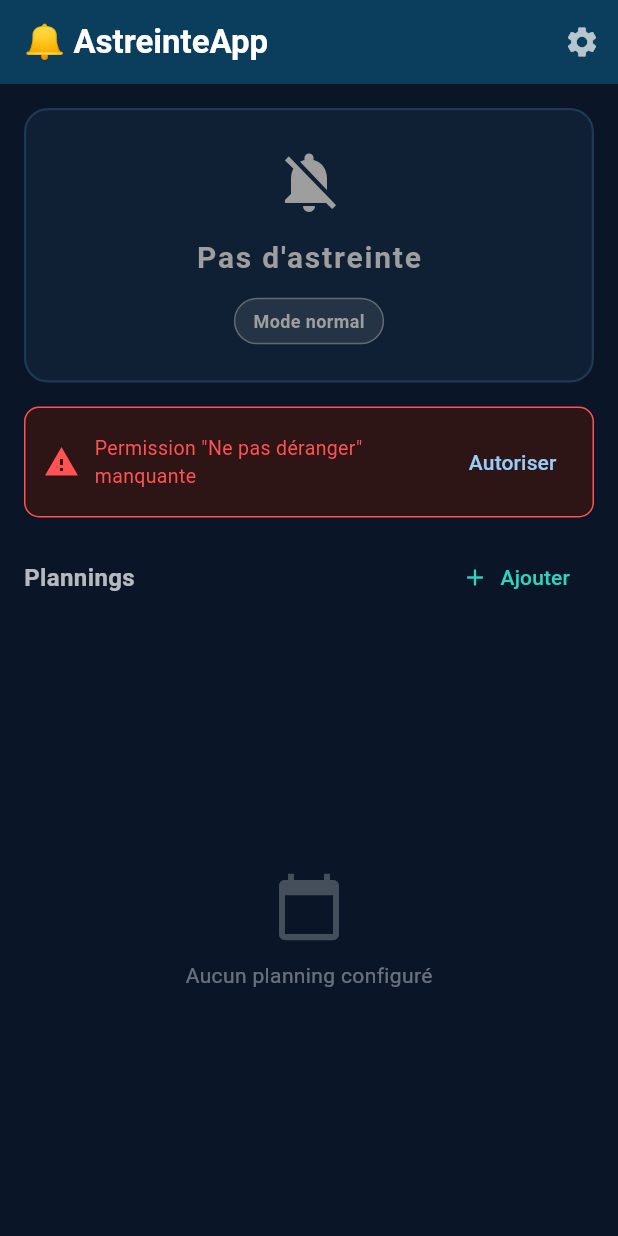
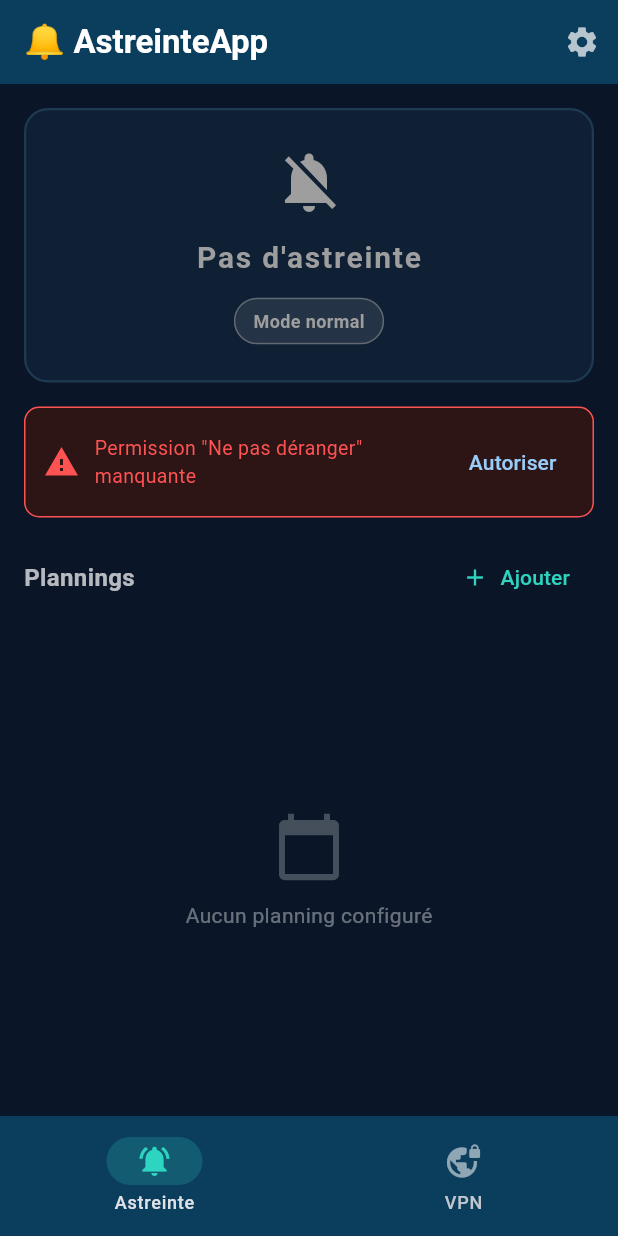
Before and after one commit to Perlace/astreinte-app, a Flutter app: the screen it shows after launch, on a phone screen of 412 x 824 dp. Run offline on Flutter 3.47's test engine with Material 3 defaults, Android fonts, the phone set to English and light mode, and no system bars; our stand-ins replace go_router, hive, hive_flutter; missing offline and left inert: workmanager; accounts and stored records are empty; statements that could not run were skipped.

Commit message:
feat: ajout onglet VPN (génération WireGuard + No-IP)

```diff
--- a/lib/main.dart
+++ b/lib/main.dart
@@ -6,6 +6,7 @@ import 'services/schedule_service.dart';
 import 'screens/home_screen.dart';
 import 'screens/schedule_form_screen.dart';
 import 'screens/settings_screen.dart';
+import 'screens/vpn_screen.dart';
 
 void main() async {
   WidgetsFlutterBinding.ensureInitialized();
@@ -18,7 +19,8 @@ void main() async {
 
 final _router = GoRouter(
   routes: [
-    GoRoute(path: '/', builder: (_, __) => const HomeScreen()),
+    GoRoute(path: '/', builder: (_, __) => const MainShell(tab: 0)),
+    GoRoute(path: '/vpn', builder: (_, __) => const MainShell(tab: 1)),
     GoRoute(path: '/schedule/new', builder: (_, __) => const ScheduleFormScreen()),
     GoRoute(
       path: '/schedule/edit/:id',
@@ -48,3 +50,63 @@ class AstreinteApp extends StatelessWidget {
     );
   }
 }
+
+class MainShell extends StatefulWidget {
+  final int tab;
+  const MainShell({super.key, required this.tab});
+
+  @override
+  State<MainShell> createState() => _MainShellState();
+}
+
+class _MainShellState extends State<MainShell> {
+  late int _currentIndex;
+
+  @override
+  void initState() {
+    super.initState();
+    _currentIndex = widget.tab;
+  }
+
+  final _screens = const [HomeScreen(), VpnScreen()];
+
+  @override
+  Widget build(BuildContext context) {
+    return Scaffold(
+      backgroundColor: const Color(0xFF0A1628),
+      appBar: AppBar(
+        backgroundColor: const Color(0xFF0B3D5C),
+        title: Text(
+          _currentIndex == 0 ? '🔔 AstreinteApp' : '🔐 Accès VPN',
+          style: const TextStyle(color: Colors.white, fontWeight: FontWeight.bold),
+        ),
+        actions: [
+          if (_currentIndex == 0)
+            IconButton(
+              icon: const Icon(Icons.settings, color: Colors.white70),
+              onPressed: () => context.push('/settings'),
+            ),
+        ],
+      ),
+      body: _screens[_currentIndex],
+      bottomNavigationBar: NavigationBar(
+        backgroundColor: const Color(0xFF0B3D5C),
+        indicatorColor: const Color(0xFF2dd4bf).withOpacity(0.2),
+        selectedIndex: _currentIndex,
+        onDestinationSelected: (i) => setState(() => _currentIndex = i),
+        destinations: const [
+          NavigationDestination(
+            icon: Icon(Icons.notifications_outlined, color: Colors.white54),
+            selectedIcon: Icon(Icons.notifications_active, color: Color(0xFF2dd4bf)),
+            label: 'Astreinte',
+          ),
+          NavigationDestination(
+            icon: Icon(Icons.vpn_lock_outlined, color: Colors.white54),
+            selectedIcon: Icon(Icons.vpn_lock, color: Color(0xFF2dd4bf)),
+            label: 'VPN',
+          ),
+        ],
+      ),
+    );
+  }
+}
--- a/lib/screens/home_screen.dart
+++ b/lib/screens/home_screen.dart
@@ -52,16 +52,6 @@ class _HomeScreenState extends State<HomeScreen> {
 
     return Scaffold(
       backgroundColor: const Color(0xFF0A1628),
-      appBar: AppBar(
-        backgroundColor: const Color(0xFF0B3D5C),
-        title: const Text('🔔 AstreinteApp', style: TextStyle(color: Colors.white, fontWeight: FontWeight.bold)),
-        actions: [
-          IconButton(
-            icon: const Icon(Icons.settings, color: Colors.white70),
-            onPressed: () => context.push('/settings'),
-          ),
-        ],
-      ),
       body: Column(
         children: [
           // Statut actuel
--- a/pubspec.yaml
+++ b/pubspec.yaml
@@ -28,6 +28,8 @@ dependencies:
   url_launcher: ^6.3.1
   # Date/heure
   intl: ^0.19.0
+  # HTTP pour API VPN
+  http: ^1.2.0
 
 dev_dependencies:
   flutter_test:
```
Also changed, not shown: lib/screens/vpn_screen.dart (added, +313 -0 lines), lib/services/vpn_service.dart (added, +48 -0 lines), pubspec.lock.
